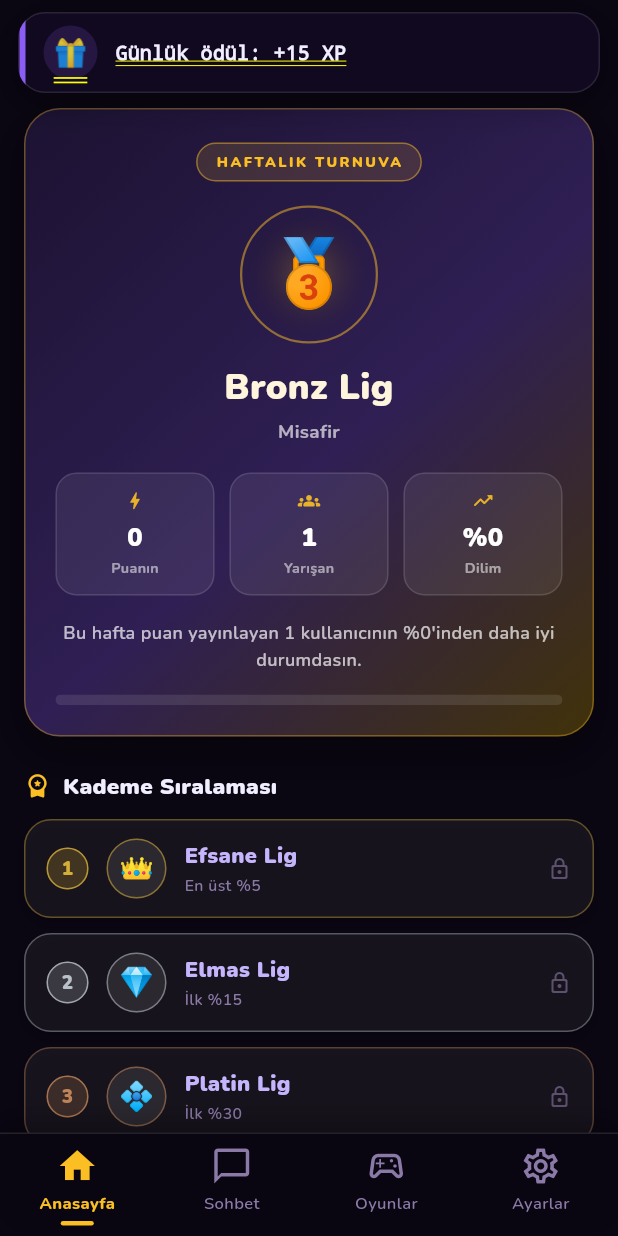
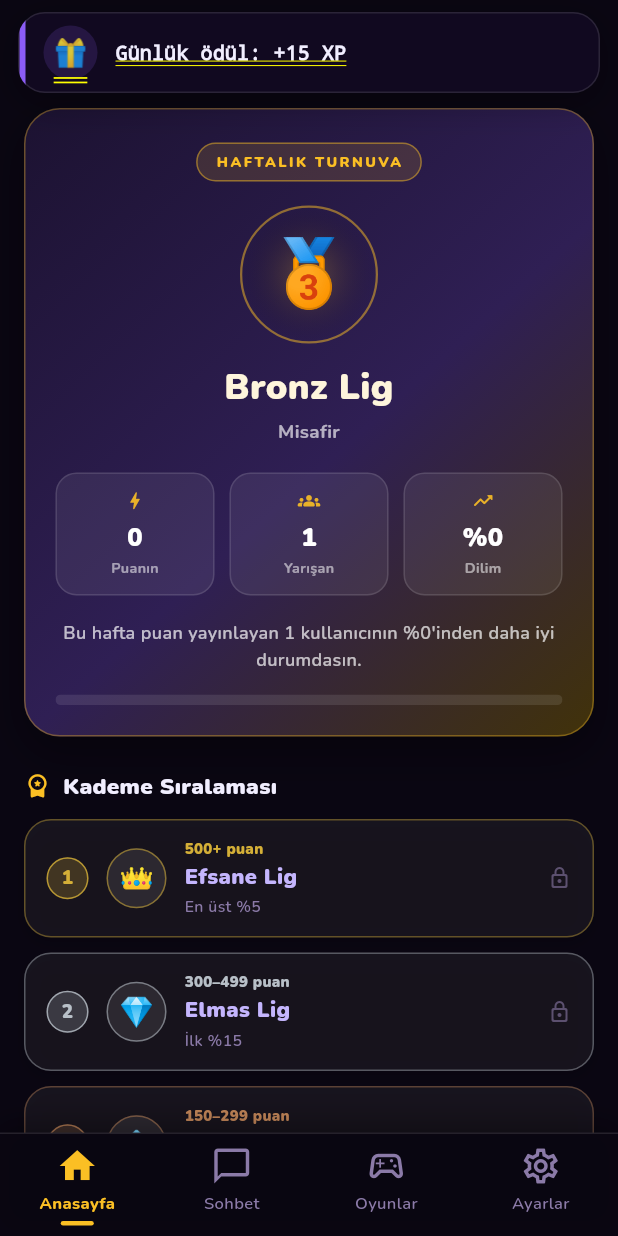
Before and after one commit to yunusemrecelikelll-cloud/Kpss_Android, a Flutter app: the screen it shows after launch, after a tap on "Geç", after a tap on "Lig", on a phone screen of 412 x 824 dp. Run offline on Flutter 3.47's test engine with Material 3 defaults, Android fonts, the phone set to English and light mode, and no system bars; our stand-ins replace audioplayers, cloud_firestore, firebase_auth, firebase_core, fl_chart, flutter_local_notifications and 10 more; missing offline and left inert: home_widget; accounts and stored records are empty; network calls fail; project files that could hold a hidden picture were left out.

Commit message:
Anasayfa kart metinleri + Lig puan aralıkları
- "Bugün Girsen" → "Bugün Girsen Kaç Alırsın" + altında tahmini puan (P3).
- "Net - Puan" → "Puan Hesaplama".
- Lig: her kademenin PUAN ARALIĞI kademe adının üzerinde gösteriliyor
  (500+, 300–499, 150–299, 60–149, 20–59, 0–19 puan) — kullanıcı isteği.

Co-Authored-By: Claude Opus 4.8 <noreply@anthropic.com>

```diff
--- a/lib/screens/home_screen.dart
+++ b/lib/screens/home_screen.dart
@@ -6,6 +6,7 @@ import 'package:provider/provider.dart';
 import '../models/subject.dart';
 import '../models/question.dart';
 import '../models/badge.dart';
+import '../models/attempt.dart';
 import '../services/auth_service.dart';
 import '../services/in_app_notice_service.dart';
 import '../services/quiz_engine.dart';
@@ -209,6 +210,18 @@ class _HomeScreenState extends State<HomeScreen> {
     final examInfo = examInfoFor(storage.getExamType());
     final drafts = storage.getAllDrafts();
 
+    // "Bugün girsen kaç alırsın?" — tüm çözülen testlerin toplam doğru/yanlışından
+    // tahmini KPSS puanı (P3). Hiç test yoksa null → "—" gösterilir.
+    int td = 0, ty = 0, tt = 0;
+    for (final a in attempts) {
+      td += a.dogru;
+      ty += a.yanlis;
+      tt += a.toplam;
+    }
+    final tahmin = tt > 0
+        ? KpssPoints.compute(dogru: td, yanlis: ty, toplam: tt)
+        : null;
+
     return Scaffold(
       appBar: AppBar(
         title: Text('KPSS Hazırlık', style: GoogleFonts.baloo2(fontWeight: FontWeight.w700, fontSize: 22)),
@@ -320,7 +333,8 @@ class _HomeScreenState extends State<HomeScreen> {
                 Expanded(
                   child: _MiniAksiyonKarti(
                     emoji: '🎯',
-                    baslik: 'Bugün Girsen',
+                    baslik: 'Bugün Girsen Kaç Alırsın',
+                    altBilgi: tahmin != null ? '${tahmin.p3} puan' : '— puan',
                     renk: c.violet,
                     onTap: () {
                       context.read<SoundService>().click();
@@ -333,7 +347,7 @@ class _HomeScreenState extends State<HomeScreen> {
                 Expanded(
                   child: _MiniAksiyonKarti(
                     emoji: '🧮',
-                    baslik: 'Net - Puan',
+                    baslik: 'Puan Hesaplama',
                     renk: c.mint,
                     onTap: () {
                       context.read<SoundService>().click();
@@ -1249,11 +1263,15 @@ class _PremiumOzetKarti extends StatelessWidget {
 class _MiniAksiyonKarti extends StatelessWidget {
   final String emoji;
   final String baslik;
+
+  /// İsteğe bağlı alt bilgi (ör. "72 puan") — başlığın ALTINDA gösterilir.
+  final String? altBilgi;
   final Color renk;
   final VoidCallback onTap;
   const _MiniAksiyonKarti({
     required this.emoji,
     required this.baslik,
+    this.altBilgi,
     required this.renk,
     required this.onTap,
   });
@@ -1271,7 +1289,11 @@ class _MiniAksiyonKarti extends StatelessWidget {
           DsIconBadge(emoji: emoji, color: renk, size: 40, glow: false),
           const SizedBox(width: 10),
           Flexible(
-            child: Text(
+            child: Column(
+              mainAxisSize: MainAxisSize.min,
+              crossAxisAlignment: CrossAxisAlignment.center,
+              children: [
+                Text(
                   baslik,
                   maxLines: 2,
                   textAlign: TextAlign.center,
@@ -1281,6 +1303,22 @@ class _MiniAksiyonKarti extends StatelessWidget {
                     fontWeight: FontWeight.w800,
                     color: c.text,
                   ),
+                ),
+                if (altBilgi != null) ...[
+                  const SizedBox(height: 3),
+                  Text(
+                    altBilgi!,
+                    maxLines: 1,
+                    overflow: TextOverflow.ellipsis,
+                    textAlign: TextAlign.center,
+                    style: TextStyle(
+                      fontSize: 12,
+                      fontWeight: FontWeight.w900,
+                      color: renk,
+                    ),
+                  ),
+                ],
+              ],
             ),
           ),
         ],
--- a/lib/screens/league_screen.dart
+++ b/lib/screens/league_screen.dart
@@ -22,6 +22,17 @@ String _esikMetni(LeagueTier t) => switch (t) {
       LeagueTier.altin => 'İlk %50',
       LeagueTier.gumus => 'İlk %75',
       LeagueTier.bronz => 'Başlangıç kademesi',
+    };
+
+/// Her kademenin HAFTALIK PUAN aralığı (kullanıcı isteği: "hangi puan hangi
+/// lig" — kademelerin üzerinde yazılır). Eşikler _localTierFallback ile aynıdır.
+String _puanAraligi(LeagueTier t) => switch (t) {
+      LeagueTier.efsane => '500+ puan',
+      LeagueTier.elmas => '300–499 puan',
+      LeagueTier.platin => '150–299 puan',
+      LeagueTier.altin => '60–149 puan',
+      LeagueTier.gumus => '20–59 puan',
+      LeagueTier.bronz => '0–19 puan',
     };
 
 /// Podyum renkleri — ilk üç sıra için altın / gümüş / bronz aksan.
@@ -473,6 +484,20 @@ class _KademeSatiri extends StatelessWidget {
               crossAxisAlignment: CrossAxisAlignment.start,
               mainAxisSize: MainAxisSize.min,
               children: [
+                // Kademenin PUAN ARALIĞI — adının ÜZERİNDE (kullanıcı isteği:
+                // "hangi puan hangi lig, liglerin üzerinde yazsın").
+                Text(
+                  _puanAraligi(tier),
+                  maxLines: 1,
+                  overflow: TextOverflow.ellipsis,
+                  style: TextStyle(
+                    fontSize: 10,
+                    fontWeight: FontWeight.w900,
+                    letterSpacing: 0.2,
+                    color: benimKademem ? c.gold : madalya,
+                  ),
+                ),
+                const SizedBox(height: 1),
                 Text(
                   '${tier.label} Lig',
                   maxLines: 1,
```
Lines whose indentation alone changed are shown as unchanged.
